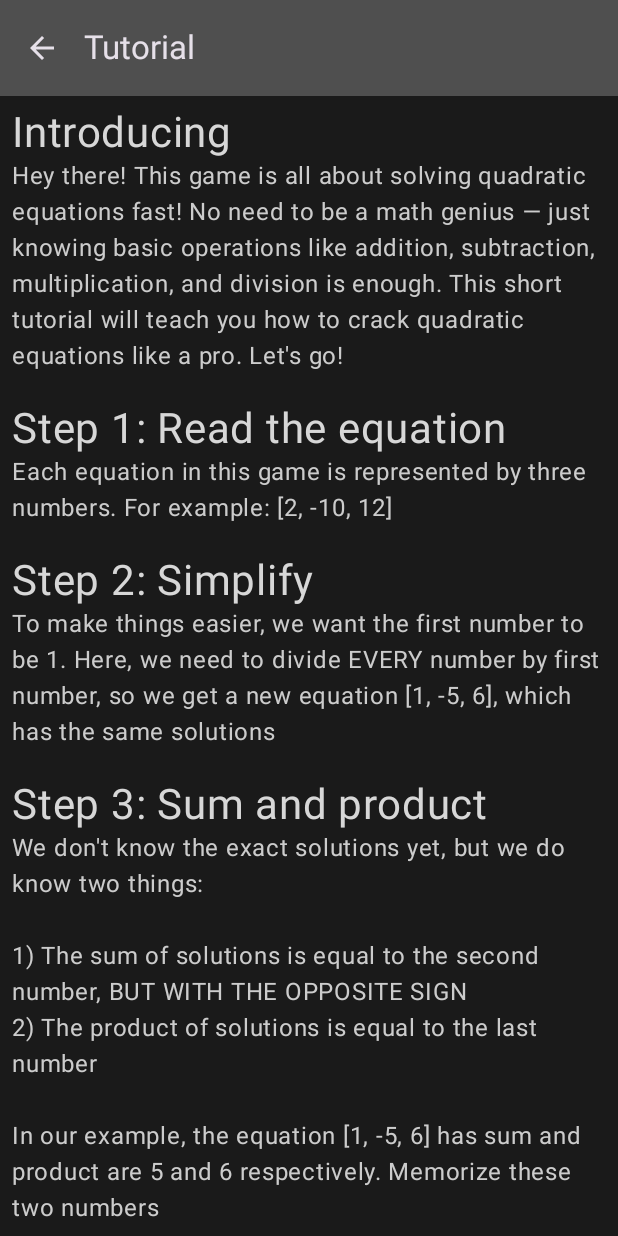
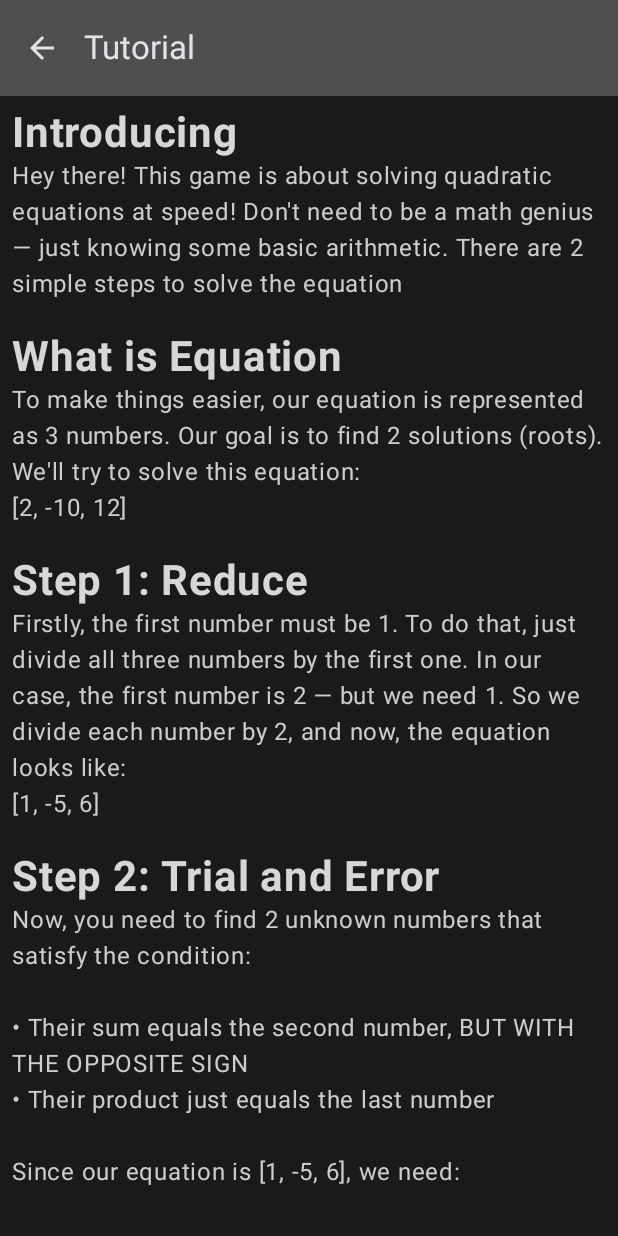
Before and after one commit to CubeSquareRomb/equadratic, an Android app built with Jetpack Compose: the screen it shows after launch (MainActivity), after a tap on "Play", on a phone screen of 412 x 824 dp. Run offline under Robolectric (Android 15) with nearby library versions, the light colour scheme and no system bars.

Commit message:
Improved tutorial

```diff
--- a/app/src/main/java/com/rombsquare/equadratic/TutorialScreen.kt
+++ b/app/src/main/java/com/rombsquare/equadratic/TutorialScreen.kt
@@ -1,12 +1,14 @@
 package com.rombsquare.equadratic
 
 import androidx.compose.foundation.layout.Box
+import androidx.compose.foundation.layout.Column
 import androidx.compose.foundation.layout.Spacer
 import androidx.compose.foundation.layout.padding
 import androidx.compose.foundation.layout.size
 import androidx.compose.foundation.lazy.LazyColumn
+import androidx.compose.foundation.lazy.items
 import androidx.compose.material.icons.Icons
-import androidx.compose.material.icons.filled.ArrowBack
+import androidx.compose.material.icons.automirrored.filled.ArrowBack
 import androidx.compose.material3.ExperimentalMaterial3Api
 import androidx.compose.material3.Icon
 import androidx.compose.material3.IconButton
@@ -15,26 +17,42 @@ import androidx.compose.material3.Text
 import androidx.compose.material3.TopAppBar
 import androidx.compose.runtime.Composable
 import androidx.compose.ui.Modifier
-import androidx.navigation.NavHostController
-import androidx.compose.foundation.lazy.items
+import androidx.compose.ui.graphics.Color
+import androidx.compose.ui.res.stringResource
+import androidx.compose.ui.text.font.FontWeight
 import androidx.compose.ui.unit.dp
 import androidx.compose.ui.unit.sp
-import androidx.compose.ui.graphics.Color
+import androidx.navigation.NavHostController
 
+@Composable
+fun getTutorialStrings(): List<TutorialStep> {
+    return listOf(
+        TutorialStep(
+            stringResource(R.string.tut_introducing),
+            stringResource(R.string.tut_introducing_text)
+        ),
 
-val steps = listOf(
-    TutorialStep("Introducing", "Hey there! This game is all about solving quadratic equations fast! No need to be a math genius — just knowing basic operations like addition, subtraction, multiplication, and division is enough. This short tutorial will teach you how to crack quadratic equations like a pro. Let's go!"),
-    TutorialStep("Step 1: Read the equation", "Each equation in this game is represented by three numbers. For example: [2, -10, 12]"),
-    TutorialStep("Step 2: Simplify", "To make things easier, we want the first number to be 1. Here, we need to divide EVERY number by first number, so we get a new equation [1, -5, 6], which has the same solutions"),
-    TutorialStep("Step 3: Sum and product", "We don't know the exact solutions yet, but we do know two things:\n\n1) The sum of solutions is equal to the second number, BUT WITH THE OPPOSITE SIGN\n2) The product of solutions is equal to the last number\n\nIn our example, the equation [1, -5, 6] has sum and product are 5 and 6 respectively. Memorize these two numbers"),
-    TutorialStep("Step 4: Trial and error", "Now try to find two numbers that\n\n* Add up to 5\n* Multiply to 6\n\nAfter testing a few options, you’ll find that 2 and 3 are the solutions because:\n\n2 + 3 = 5\n2 * 3 = 6\n\nThose numbers (2, 3) are the solutions to the equation!"),
-    TutorialStep("Modes", "Now, let's talk about modes. This game has these modes (difficulties):\n\n" +
-            "1) Easy - the equation only has positive roots, each no greater than 10. Also, the first number equals to 1\n" +
-            "2) Medium - like easy, but it may have negative roots\n" +
-            "3) Hard - Like Medium, but the first number can be any number in the range from -10 to 10\n" +
-            "4) Growth - Starts with easy equations and gradually increases to the hardest"),
-)
+        TutorialStep(
+            stringResource(R.string.tut_what_is_eq),
+            stringResource(R.string.tut_what_is_eq_text)
+        ),
 
+        TutorialStep(
+            stringResource(R.string.tut_step1),
+            stringResource(R.string.tut_step1_text)
+        ),
+
+        TutorialStep(
+            stringResource(R.string.tut_step2),
+            stringResource(R.string.tut_step2_text)
+        ),
+
+        TutorialStep(
+            stringResource(R.string.tut_modes),
+            stringResource(R.string.tut_modes_text)
+        ),
+    )
+}
 
 data class TutorialStep(
     val title: String,
@@ -44,6 +62,8 @@ data class TutorialStep(
 @OptIn(ExperimentalMaterial3Api::class)
 @Composable
 fun TutorialScreen(navController: NavHostController) {
+    val steps = getTutorialStrings()
+
     Scaffold(
         topBar = {
             TopAppBar(
@@ -52,7 +72,7 @@ fun TutorialScreen(navController: NavHostController) {
                     IconButton(onClick = {
                         navController.popBackStack()
                     }) {
-                        Icon(Icons.Default.ArrowBack, contentDescription = "Back")
+                        Icon(Icons.AutoMirrored.Filled.ArrowBack, contentDescription = "Back")
                     }
                 }
             )
@@ -64,9 +84,11 @@ fun TutorialScreen(navController: NavHostController) {
         ) {
             LazyColumn {
                 items(steps) { step ->
-                    Text(step.title, fontSize=28.sp)
-                    Text(step.description, color=Color.LightGray)
-                    Spacer(Modifier.size(20.dp))
+                    Column {
+                        Text(step.title, fontSize=28.sp, fontWeight = FontWeight.Bold)
+                        Text(step.description, color=Color.LightGray)
+                        Spacer(Modifier.size(20.dp))
+                    }
                 }
             }
         }
--- a/app/src/main/res/values/strings.xml
+++ b/app/src/main/res/values/strings.xml
@@ -1,3 +1,15 @@
 <resources>
     <string name="app_name">Equadratic</string>
+
+    <string name="tut_introducing">Introducing</string>
+    <string name="tut_what_is_eq">What is Equation</string>
+    <string name="tut_step1">Step 1: Reduce</string>
+    <string name="tut_step2">Step 2: Trial and Error</string>
+    <string name="tut_modes">Game Modes</string>
+
+    <string name="tut_introducing_text">Hey there! This game is about solving quadratic equations at speed! Don\'t need to be a math genius — just knowing some basic arithmetic. There are 2 simple steps to solve the equation</string>
+    <string name="tut_what_is_eq_text">To make things easier, our equation is represented as 3 numbers. Our goal is to find 2 solutions (roots). We\'ll try to solve this equation:\n[2, -10, 12]</string>
+    <string name="tut_step1_text">Firstly, the first number must be 1. To do that, just divide all three numbers by the first one. In our case, the first number is 2 — but we need 1. So we divide each number by 2, and now, the equation looks like:\n[1, -5, 6]</string>
+    <string name="tut_step2_text">Now, you need to find 2 unknown numbers that satisfy the condition:\n\n• Their sum equals the second number, BUT WITH THE OPPOSITE SIGN\n• Their product just equals the last number\n\nSince our equation is [1, -5, 6], we need:\n\n• Sum = 5\n• Product = 6\n\nAfter trying some numbers, we find 2 and 3 because:\n\n• 2 + 3 = 5\n• 2 × 3 = 6\n\nSo, these numbers are the roots of our equation!</string>
+    <string name="tut_modes_text">• Easy — Equations with positive roots, and first number is 1\n• Medium — Same as Easy, but includes negative roots too\n• Hard — Like Medium, but the first number cannot be equal only 1\n• Growth — Starts easy and levels up to hard </string>
 </resources>
```
